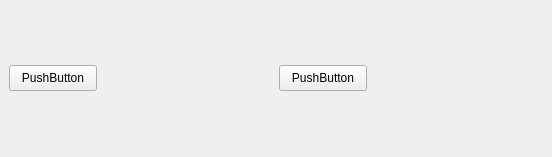
bolshoydrug1/Controlling_a_drone_with_a_joystick_Qt_Master-s_Thesis, file f_select_ctrl.ui: the form before one commit.
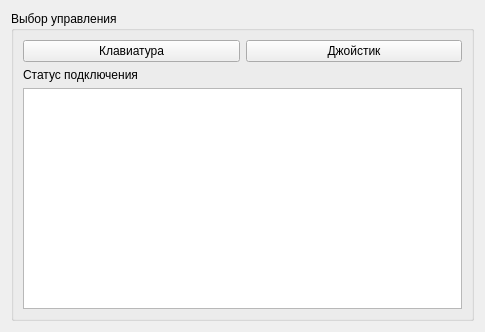
The form after the commit.

Commit message: feat: new view of the control selection window

Diff of the .ui file:
```diff
--- a/f_select_ctrl.ui
+++ b/f_select_ctrl.ui
@@ -6,39 +6,52 @@
    <rect>
     <x>0</x>
     <y>0</y>
-    <width>552</width>
-    <height>157</height>
+    <width>485</width>
+    <height>332</height>
    </rect>
   </property>
   <property name="windowTitle">
    <string>Form</string>
   </property>
-  <widget class="QPushButton" name="pushButton">
-   <property name="geometry">
-    <rect>
-     <x>9</x>
-     <y>65</y>
-     <width>88</width>
-     <height>26</height>
-    </rect>
-   </property>
+  <layout class="QVBoxLayout" name="verticalLayout_2">
+   <item>
+    <widget class="QGroupBox" name="groupBox">
+     <property name="title">
+      <string>Выбор управления</string>
+     </property>
+     <layout class="QVBoxLayout" name="verticalLayout">
+      <item>
+       <layout class="QHBoxLayout" name="horizontalLayout">
+        <item>
+         <widget class="QPushButton" name="pb_keyboard">
    <property name="text">
-    <string>PushButton</string>
-   </property>
-  </widget>
-  <widget class="QPushButton" name="pushButton_2">
-   <property name="geometry">
-    <rect>
-     <x>279</x>
-     <y>65</y>
-     <width>88</width>
-     <height>26</height>
-    </rect>
-   </property>
+           <string>Клавиатура</string>
+          </property>
+         </widget>
+        </item>
+        <item>
+         <widget class="QPushButton" name="pb_joystick">
+          <property name="text">
+           <string>Джойстик</string>
+          </property>
+         </widget>
+        </item>
+       </layout>
+      </item>
+      <item>
+       <widget class="QLabel" name="label">
    <property name="text">
-    <string>PushButton</string>
-   </property>
-  </widget>
+         <string>Статус подключения</string>
+        </property>
+       </widget>
+      </item>
+      <item>
+       <widget class="QTextBrowser" name="txt_status_management"/>
+      </item>
+     </layout>
+    </widget>
+   </item>
+  </layout>
  </widget>
  <resources/>
  <connections/>
```
Lines whose indentation alone changed are shown as unchanged.
